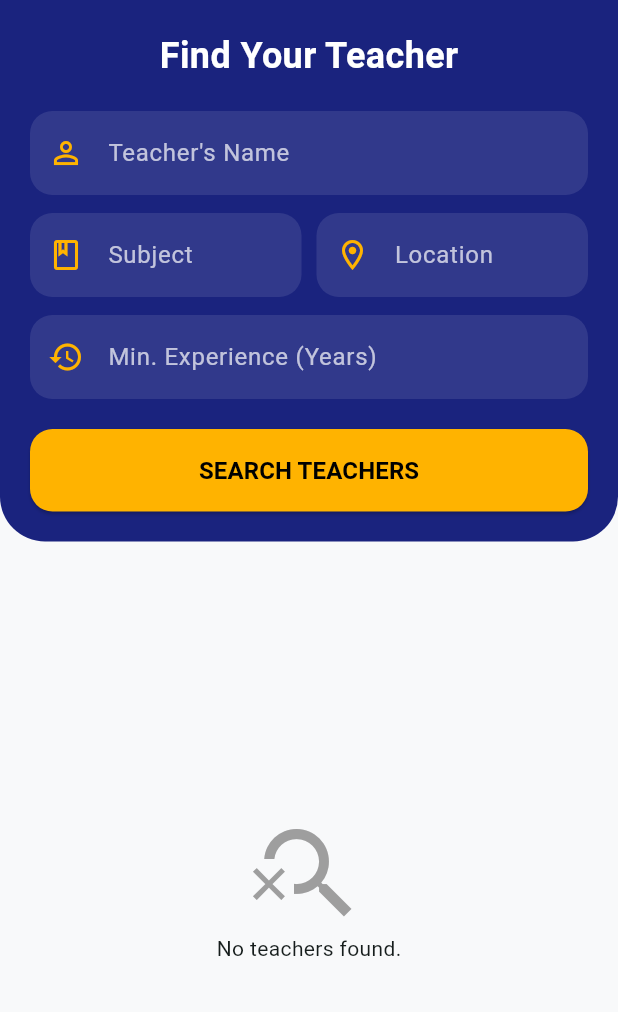
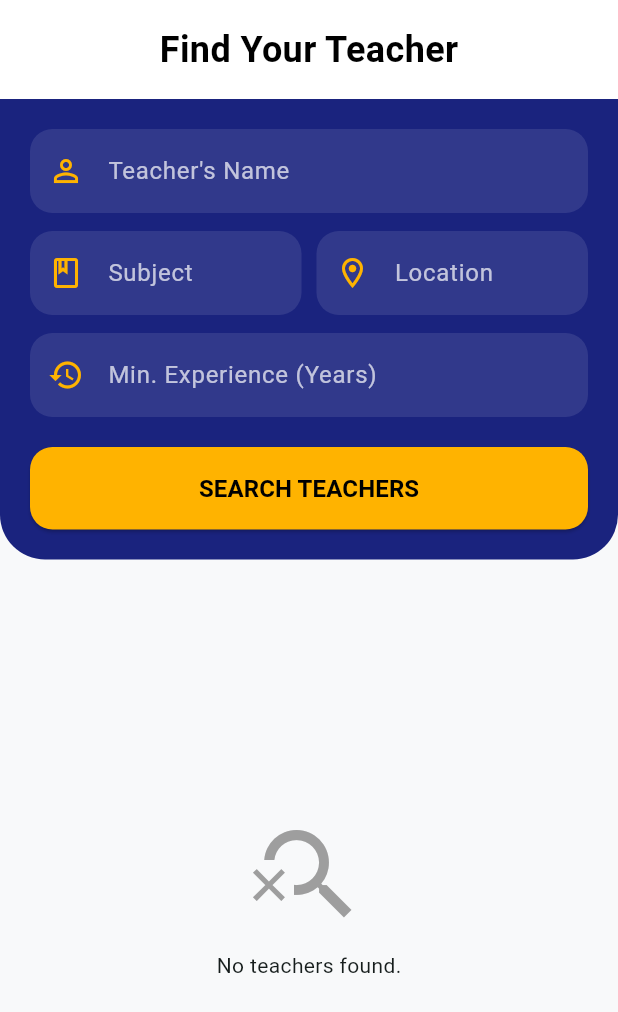
Before and after one commit to imran56-git/imran_app, a Flutter app: the TeacherSearchScreen screen opened directly, after a tap on "SEARCH TEACHERS", on a phone screen of 412 x 824 dp. Shown: the top 1012 px of the screen. Run offline on Flutter 3.47's test engine with Material 3 defaults, Android fonts, the phone set to English and light mode, and no system bars; our stand-ins replace animate_do, cloud_firestore, emoji_picker_flutter, firebase_auth, firebase_core, firebase_messaging and 9 more; missing offline and left inert: flutter_sound; accounts and stored records are empty.

Commit message:
Update search_teacher_screen.dart

```diff
--- a/lib/screens/search_teacher_screen.dart
+++ b/lib/screens/search_teacher_screen.dart
@@ -26,14 +26,22 @@ class _TeacherSearchScreenState extends State<TeacherSearchScreen> {
       query = query.where('name', isEqualTo: _nameController.text.trim());
     }
     if (_subjectController.text.trim().isNotEmpty) {
-      query = query.where('subjects', arrayContains: _subjectController.text.trim());
+      query = query.where(
+        'subjects',
+        arrayContains: _subjectController.text.trim(),
+      );
     }
     if (_locationController.text.trim().isNotEmpty) {
-      query = query.where('location', isEqualTo: _locationController.text.trim());
+      query = query.where(
+        'location',
+        isEqualTo: _locationController.text.trim(),
+      );
     }
     if (_experienceController.text.trim().isNotEmpty) {
       final exp = int.tryParse(_experienceController.text.trim());
-      if (exp != null) query = query.where('experience', isGreaterThanOrEqualTo: exp);
+      if (exp != null) {
+        query = query.where('experience', isGreaterThanOrEqualTo: exp);
+      }
     }
 
     try {
@@ -44,7 +52,11 @@ class _TeacherSearchScreenState extends State<TeacherSearchScreen> {
       });
     } catch (e) {
       setState(() => _isSearching = false);
-      if (mounted) ScaffoldMessenger.of(context).showSnackBar(const SnackBar(content: Text("Error fetching data.")));
+      if (mounted) {
+        ScaffoldMessenger.of(context).showSnackBar(
+          const SnackBar(content: Text("Error fetching data.")),
+        );
+      }
     }
   }
 
@@ -52,27 +64,46 @@ class _TeacherSearchScreenState extends State<TeacherSearchScreen> {
   Widget build(BuildContext context) {
     return Scaffold(
       backgroundColor: const Color(0xFFF8F9FA),
-      // AppBar empty but keeping height for structure if needed, or you can remove it
-      appBar: AppBar(
-        backgroundColor: const Color(0xFF1A237E),
-        elevation: 0,
-        toolbarHeight: 0,
+      body: SafeArea(
+        child: Column(
+          children: [
+            // Top white title section
+            Container(
+              width: double.infinity,
+              color: Colors.white,
+              padding: const EdgeInsets.symmetric(horizontal: 20, vertical: 16),
+              child: const Center(
+                child: Text(
+                  "Find Your Teacher",
+                  style: TextStyle(
+                    color: Colors.black,
+                    fontSize: 24,
+                    fontWeight: FontWeight.bold,
                   ),
-      body: Column(
-        children: [
+                ),
+              ),
+            ),
+
             _buildAdvancedSearchPanel(),
+
             Expanded(
               child: _isSearching
-                ? const Center(child: CircularProgressIndicator(color: Color(0xFF1A237E)))
+                  ? const Center(
+                      child: CircularProgressIndicator(
+                        color: Color(0xFF1A237E),
+                      ),
+                    )
                   : searchResults.isEmpty
                       ? _buildNoResultsView()
                       : ListView.builder(
                           padding: const EdgeInsets.all(16),
                           itemCount: searchResults.length,
-                        itemBuilder: (context, index) => _buildTeacherCard(searchResults[index]),
+                          itemBuilder: (context, index) =>
+                              _buildTeacherCard(searchResults[index]),
                         ),
             ),
           ],
+        ),
       ),
     );
   }
@@ -82,30 +113,50 @@ class _TeacherSearchScreenState extends State<TeacherSearchScreen> {
       padding: const EdgeInsets.fromLTRB(20, 20, 20, 20),
       decoration: const BoxDecoration(
         color: Color(0xFF1A237E),
-        borderRadius: BorderRadius.vertical(bottom: Radius.circular(30)),
+        borderRadius: BorderRadius.vertical(
+          bottom: Radius.circular(30),
+        ),
       ),
       child: Column(
         children: [
-          // Moved the title here
-          const Text(
-            "Find Your Teacher",
-            style: TextStyle(
-              color: Colors.white,
-              fontSize: 24,
-              fontWeight: FontWeight.bold,
+          _customSearchField(
+            "Teacher's Name",
+            _nameController,
+            Icons.person_outline,
+          ),
+          const SizedBox(height: 12),
+
+          Row(
+            children: [
+              Expanded(
+                child: _customSearchField(
+                  "Subject",
+                  _subjectController,
+                  Icons.book_outlined,
                 ),
               ),
+              const SizedBox(width: 10),
+              Expanded(
+                child: _customSearchField(
+                  "Location",
+                  _locationController,
+                  Icons.location_on_outlined,
+                ),
+              ),
+            ],
+          ),
+
+          const SizedBox(height: 12),
+
+          _customSearchField(
+            "Min. Experience (Years)",
+            _experienceController,
+            Icons.history,
+            isNumber: true,
+          ),
+
           const SizedBox(height: 20),
-          _customSearchField("Teacher's Name", _nameController, Icons.person_outline),
-          const SizedBox(height: 12),
-          Row(children: [
-            Expanded(child: _customSearchField("Subject", _subjectController, Icons.book_outlined)),
-            const SizedBox(width: 10),
-            Expanded(child: _customSearchField("Location", _locationController, Icons.location_on_outlined)),
-          ]),
-          const SizedBox(height: 12),
-          _customSearchField("Min. Experience (Years)", _experienceController, Icons.history, isNumber: true),
-          const SizedBox(height: 20),
+
           SizedBox(
             width: double.infinity,
             height: 55,
@@ -113,9 +164,18 @@ class _TeacherSearchScreenState extends State<TeacherSearchScreen> {
               onPressed: _searchTeachers,
               style: ElevatedButton.styleFrom(
                 backgroundColor: const Color(0xFFFFB300),
-                shape: RoundedRectangleBorder(borderRadius: BorderRadius.circular(15)),
+                shape: RoundedRectangleBorder(
+                  borderRadius: BorderRadius.circular(15),
                 ),
-              child: const Text("SEARCH TEACHERS", style: TextStyle(color: Colors.black, fontWeight: FontWeight.bold, fontSize: 16)),
+              ),
+              child: const Text(
+                "SEARCH TEACHERS",
+                style: TextStyle(
+                  color: Colors.black,
+                  fontWeight: FontWeight.bold,
+                  fontSize: 16,
+                ),
+              ),
             ),
           ),
         ],
@@ -123,7 +183,12 @@ class _TeacherSearchScreenState extends State<TeacherSearchScreen> {
     );
   }
 
-  Widget _customSearchField(String hint, TextEditingController controller, IconData icon, {bool isNumber = false}) {
+  Widget _customSearchField(
+    String hint,
+    TextEditingController controller,
+    IconData icon, {
+    bool isNumber = false,
+  }) {
     return TextField(
       controller: controller,
       keyboardType: isNumber ? TextInputType.number : TextInputType.text,
@@ -134,35 +199,87 @@ class _TeacherSearchScreenState extends State<TeacherSearchScreen> {
         prefixIcon: Icon(icon, color: const Color(0xFFFFB300)),
         filled: true,
         fillColor: Colors.white.withOpacity(0.1),
-        border: OutlineInputBorder(borderRadius: BorderRadius.circular(15), borderSide: BorderSide.none),
+        border: OutlineInputBorder(
+          borderRadius: BorderRadius.circular(15),
+          borderSide: BorderSide.none,
+        ),
       ),
     );
   }
 
   Widget _buildTeacherCard(DocumentSnapshot doc) {
     final data = doc.data() as Map<String, dynamic>;
+
     return Container(
       margin: const EdgeInsets.only(bottom: 15),
       padding: const EdgeInsets.all(15),
-      decoration: BoxDecoration(color: Colors.white, borderRadius: BorderRadius.circular(20), boxShadow: [BoxShadow(color: Colors.black.withOpacity(0.05), blurRadius: 10)]),
+      decoration: BoxDecoration(
+        color: Colors.white,
+        borderRadius: BorderRadius.circular(20),
+        boxShadow: [
+          BoxShadow(
+            color: Colors.black.withOpacity(0.05),
+            blurRadius: 10,
+          ),
+        ],
+      ),
       child: Column(
         children: [
           ListTile(
-            leading: CircleAvatar(radius: 30, backgroundColor: Colors.indigo.shade50, child: const Icon(Icons.person, size: 35, color: Color(0xFF1A237E))),
-            title: Text(data['name'] ?? 'Unknown', style: const TextStyle(fontWeight: FontWeight.bold, fontSize: 18)),
-            subtitle: Text("${data['location']} • ${data['experience']} Years Exp."),
+            leading: CircleAvatar(
+              radius: 30,
+              backgroundColor: Colors.indigo.shade50,
+              child: const Icon(
+                Icons.person,
+                size: 35,
+                color: Color(0xFF1A237E),
+              ),
+            ),
+            title: Text(
+              data['name'] ?? 'Unknown',
+              style: const TextStyle(
+                fontWeight: FontWeight.bold,
+                fontSize: 18,
+              ),
+            ),
+            subtitle: Text(
+              "${data['location']} • ${data['experience']} Years Exp.",
+            ),
           ),
           ElevatedButton(
-            onPressed: () => Navigator.push(context, MaterialPageRoute(builder: (_) => TeacherProfileScreen(teacherId: doc.id))),
-            style: ElevatedButton.styleFrom(backgroundColor: const Color(0xFF1A237E), shape: RoundedRectangleBorder(borderRadius: BorderRadius.circular(10))),
-            child: const Text("View Profile", style: TextStyle(color: Colors.white)),
-          )
+            onPressed: () {
+              Navigator.push(
+                context,
+                MaterialPageRoute(
+                  builder: (_) =>
+                      TeacherProfileScreen(teacherId: doc.id),
+                ),
+              );
+            },
+            style: ElevatedButton.styleFrom(
+              backgroundColor: const Color(0xFF1A237E),
+              shape: RoundedRectangleBorder(
+                borderRadius: BorderRadius.circular(10),
+              ),
+            ),
+            child: const Text(
+              "View Profile",
+              style: TextStyle(color: Colors.white),
+            ),
+          ),
         ],
       ),
     );
   }
 
   Widget _buildNoResultsView() {
-    return Column(mainAxisAlignment: MainAxisAlignment.center, children: [Icon(Icons.search_off, size: 80, color: Colors.grey), const Text("No teachers found.")]);
+    return Column(
+      mainAxisAlignment: MainAxisAlignment.center,
+      children: const [
+        Icon(Icons.search_off, size: 80, color: Colors.grey),
+        SizedBox(height: 10),
+        Text("No teachers found."),
+      ],
+    );
   }
 }
```
Lines whose indentation alone changed are shown as unchanged.
